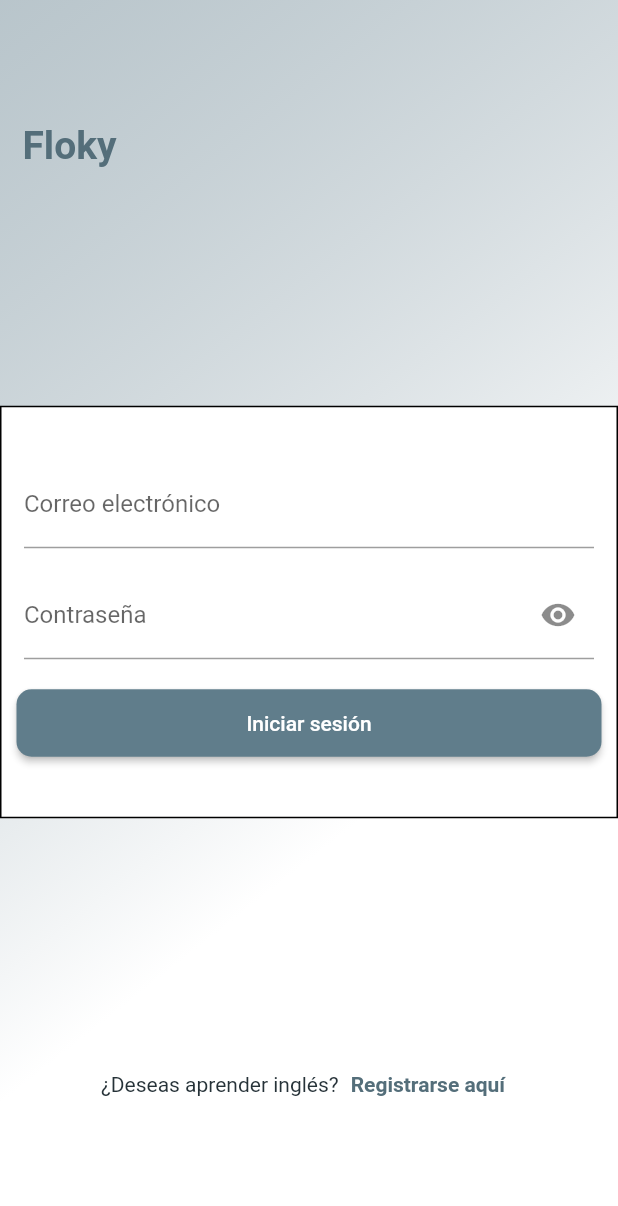
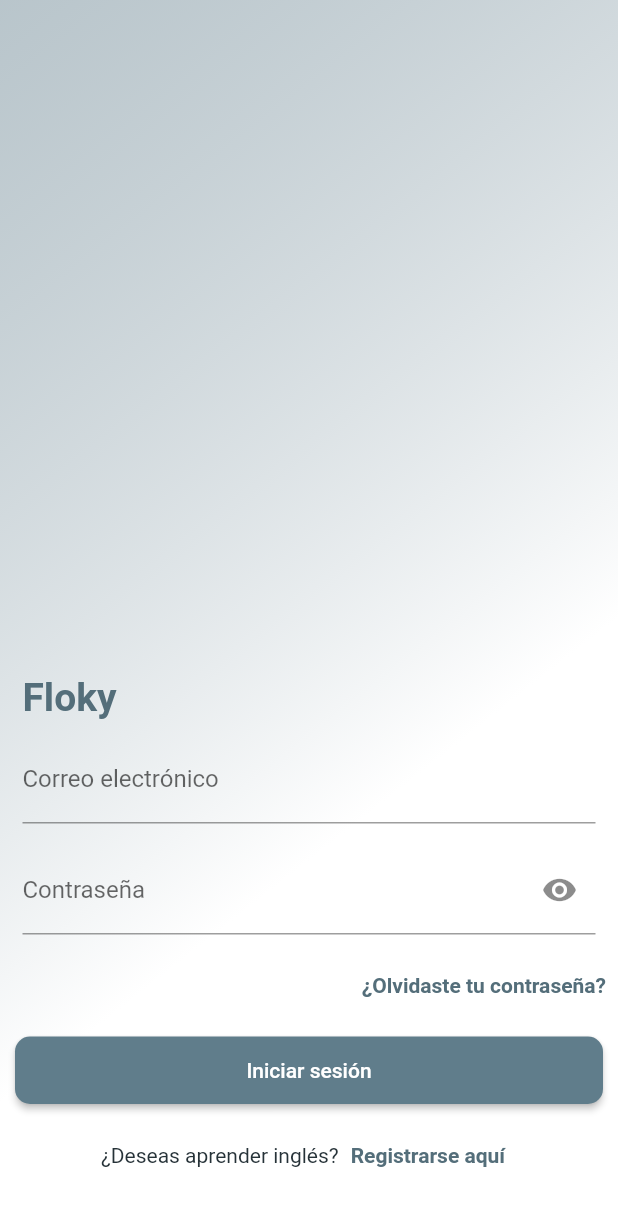
Before and after one commit to jcarloshg/Floky, a Flutter app: the screen it shows after launch, on a phone screen of 412 x 824 dp. Shown: the top 1206 px of the screen. Run offline on Flutter 3.47's test engine with Material 2 defaults, Android fonts, the phone set to English and light mode, and no system bars; our stand-ins replace bloc, flutter_bloc, get_it; missing offline and left inert: amplify_api, amplify_auth_cognito, amplify_flutter, safeprint.

Commit message:
Modify form login

```diff
--- a/lib/views/pages/authenticate/singin/screens/login.screen.dart
+++ b/lib/views/pages/authenticate/singin/screens/login.screen.dart
@@ -15,11 +15,12 @@ class LoginScreen extends StatelessWidget {
         child: Container(
           decoration: _boxDecoration(context),
           child: Column(
-            mainAxisAlignment: MainAxisAlignment.spaceAround,
+            mainAxisAlignment: MainAxisAlignment.end,
             children: [
               Titles.title('Floky'),
               const FormLogin(),
               const RegisterButton(),
+              const SizedBox(height: 30)
             ],
           ),
         ),
--- a/lib/views/pages/authenticate/singin/widgets/form_login.dart
+++ b/lib/views/pages/authenticate/singin/widgets/form_login.dart
@@ -13,10 +13,7 @@ class FormLogin extends StatelessWidget {
     final loginController = di<LoginController>().getController(context);
     final formController = loginController.loginFormController;
 
-    return Container(
-      decoration: BoxDecoration(border: Border.all(), color: Colors.white),
-      padding: const EdgeInsets.symmetric(vertical: 30),
-      child: Form(
+    return Form(
       key: formController.formLoginKey,
       autovalidateMode: AutovalidateMode.onUserInteraction,
       child: Column(
@@ -24,27 +21,18 @@ class FormLogin extends StatelessWidget {
         children: [
           InputEmail(emailControl: formController.emailControl),
           InputPass(passControl: formController.passControl),
-            // Row(
-            //   mainAxisAlignment: MainAxisAlignment.end,
-            //   children: [
-            //     ButtonText(
-            //       function: () => loginController.goEnterUsername(context),
-            //       label: '¿Olvidaste tu contraseña?',
-            //     ),
-            //   ],
-            // ),
+          Row(
+            mainAxisAlignment: MainAxisAlignment.end,
+            children: [
+              ButtonText(
+                function: () => loginController.goEnterUsername(context),
+                label: '¿Olvidaste tu contraseña?',
+              ),
+            ],
+          ),
           const IsExistError(),
           _isLoadingButtonLoggin(loginController.login),
-            // ButtonSecondary(
-            //   label: 'Registrarse',
-            //   function: () => loginController.goFormRegisterScreen(context),
-            // ),
-            // TextButton(
-            //   onPressed: loginController.logout,
-            //   child: const Text('LogOut'),
-            // ),
         ],
-        ),
       ),
     );
   }
```
Also changed, not shown: lib/views/widgets/UI/button_text/button_text.dart (+0 -9 lines). Lines whose indentation alone changed are shown as unchanged.
